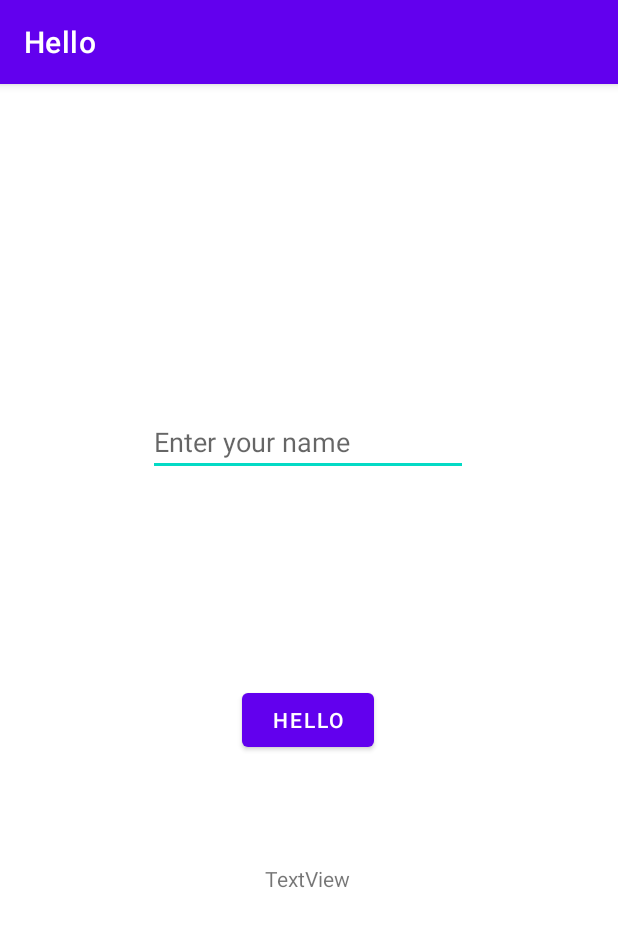
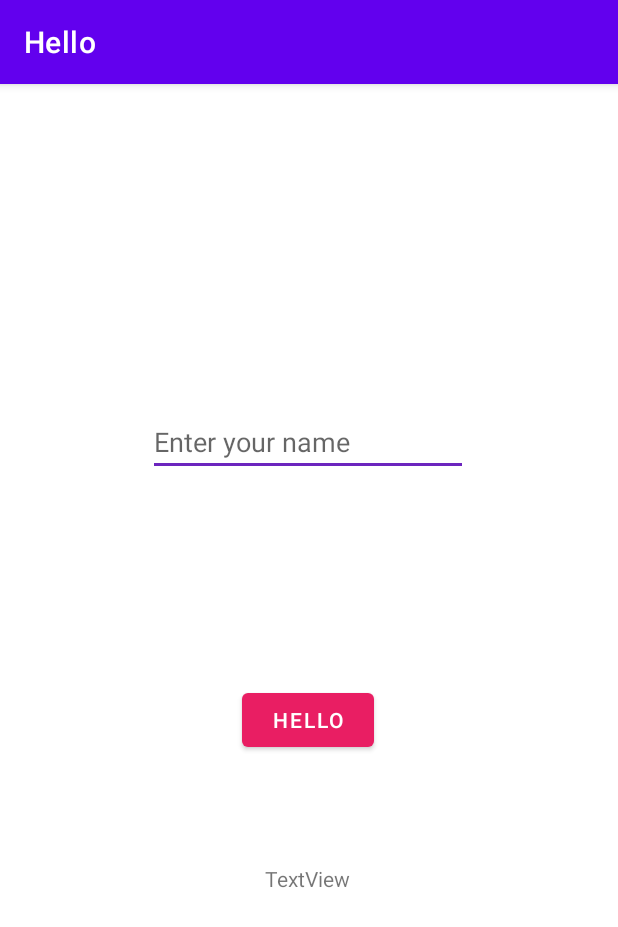
Before and after one commit to reem439/Hello, an Android app: the screen it shows after launch (MainActivity), on a phone screen of 412 x 824 dp. Shown: the top 927 px of the screen. Run offline under Robolectric (Android 15) with nearby library versions, the phone set to English and light mode, and no system bars.

Commit message:
changed colors

```diff
--- a/app/src/main/res/layout/activity_main.xml
+++ b/app/src/main/res/layout/activity_main.xml
@@ -14,6 +14,7 @@
         android:ems="10"
         android:hint="Enter your name"
         android:inputType="textPersonName"
+        android:textColorLink="@color/teal_700"
         app:layout_constraintBottom_toTopOf="@+id/button"
         app:layout_constraintEnd_toEndOf="parent"
         app:layout_constraintHorizontal_bias="0.497"
@@ -28,6 +29,10 @@
         android:layout_marginBottom="320dp"
         android:onClick="onClick"
         android:text="hello"
+        android:textColor="@color/white"
+        android:textColorHighlight="@color/teal_700"
+        android:textColorLink="#FFFFFF"
+        app:backgroundTint="#E91E63"
         app:layout_constraintBottom_toBottomOf="parent"
         app:layout_constraintEnd_toEndOf="parent"
         app:layout_constraintHorizontal_bias="0.498"
--- a/app/src/main/res/mipmap-anydpi-v26/ic_launcher.xml
+++ b/app/src/main/res/mipmap-anydpi-v26/ic_launcher.xml
@@ -1,5 +1,5 @@
 <?xml version="1.0" encoding="utf-8"?>
 <adaptive-icon xmlns:android="http://schemas.android.com/apk/res/android">
-    <background android:drawable="@drawable/ic_launcher_background" />
-    <foreground android:drawable="@drawable/ic_launcher_foreground" />
+    <background android:drawable="@color/ic_launcher_background"/>
+    <foreground android:drawable="@drawable/ic_launcher_foreground"/>
 </adaptive-icon>
--- a/app/src/main/res/mipmap-anydpi-v26/ic_launcher_round.xml
+++ b/app/src/main/res/mipmap-anydpi-v26/ic_launcher_round.xml
@@ -1,5 +1,5 @@
 <?xml version="1.0" encoding="utf-8"?>
 <adaptive-icon xmlns:android="http://schemas.android.com/apk/res/android">
-    <background android:drawable="@drawable/ic_launcher_background" />
-    <foreground android:drawable="@drawable/ic_launcher_foreground" />
+    <background android:drawable="@color/ic_launcher_background"/>
+    <foreground android:drawable="@drawable/ic_launcher_foreground"/>
 </adaptive-icon>
--- a/app/src/main/res/values/colors.xml
+++ b/app/src/main/res/values/colors.xml
@@ -3,8 +3,8 @@
     <color name="purple_200">#FFBB86FC</color>
     <color name="purple_500">#FF6200EE</color>
     <color name="purple_700">#FF3700B3</color>
-    <color name="teal_200">#FF03DAC5</color>
-    <color name="teal_700">#FF018786</color>
+    <color name="teal_200">#6c25be</color>
+    <color name="teal_700">#be2596</color>
     <color name="black">#FF000000</color>
     <color name="white">#FFFFFFFF</color>
 </resources>
--- /dev/null
+++ b/app/src/main/res/values/ic_launcher_background.xml
@@ -0,0 +1,4 @@
+<?xml version="1.0" encoding="utf-8"?>
+<resources>
+    <color name="ic_launcher_background">#5D72DC</color>
+</resources>
```
Also changed, not shown: app/src/main/res/drawable/ic_launcher_foreground.xml (added, +17 -0 lines), app/src/main/ic_launcher-playstore.png (added), app/src/main/res/mipmap-hdpi/ic_launcher.png, app/src/main/res/mipmap-hdpi/ic_launcher_round.png, app/src/main/res/mipmap-mdpi/ic_launcher.png, app/src/main/res/mipmap-mdpi/ic_launcher_round.png, app/src/main/res/mipmap-xhdpi/ic_launcher.png, app/src/main/res/mipmap-xhdpi/ic_launcher_round.png, app/src/main/res/mipmap-xxhdpi/ic_launcher.png, app/src/main/res/mipmap-xxhdpi/ic_launcher_round.png, app/src/main/res/mipmap-xxxhdpi/ic_launcher.png, app/src/main/res/mipmap-xxxhdpi/ic_launcher_round.png.
